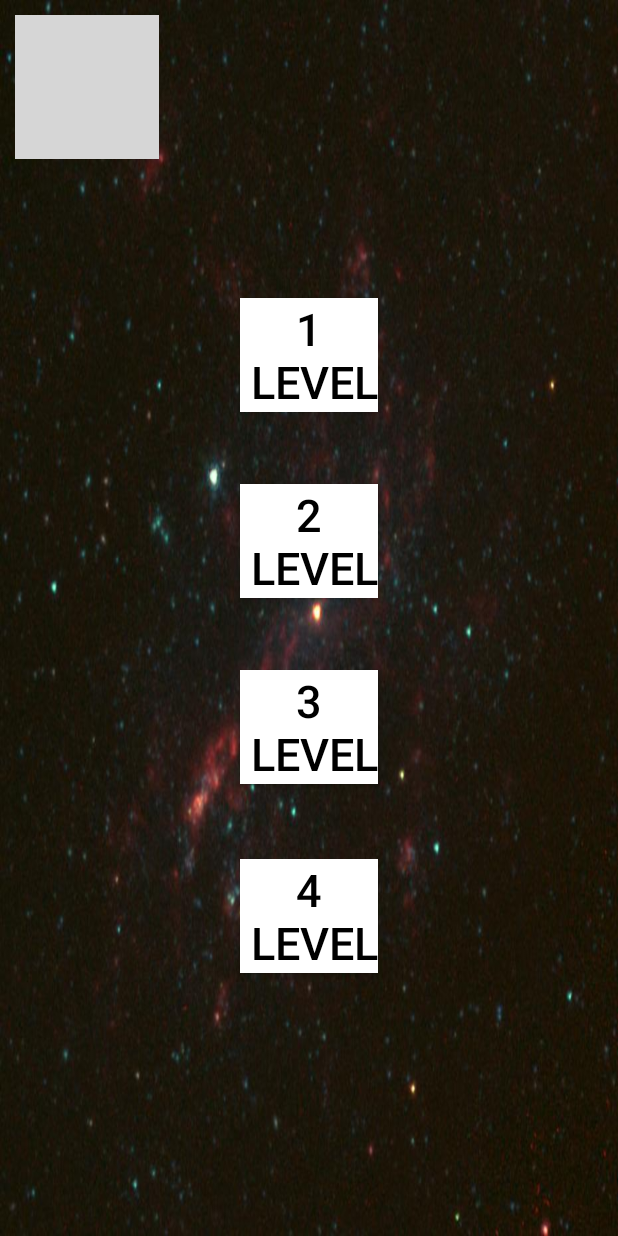
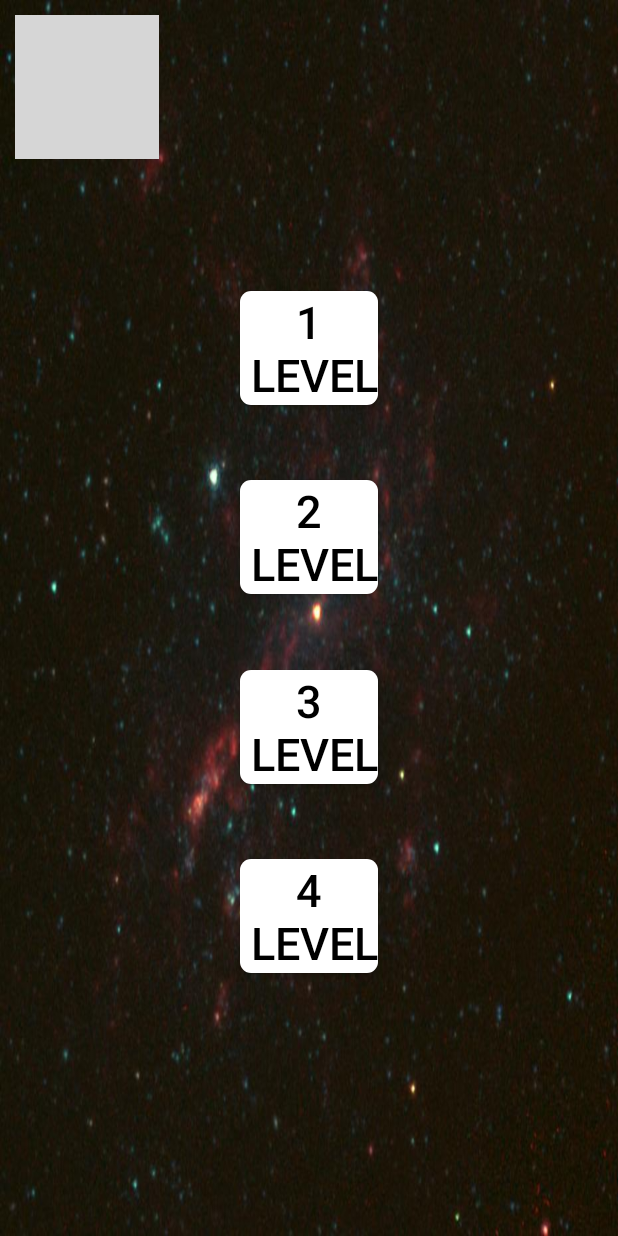
Before and after one commit to v999o/rocket-demo, an Android app: the CampaignActivity screen opened directly, with no data from a screen before it, on a phone screen of 412 x 824 dp. Run offline under Robolectric (Android 15) with nearby library versions, the phone set to English and light mode, and no system bars; grey boxes are pictures that could not be loaded.

Commit message:
bitmaps reworked, buttons corners reworked

```diff
--- /dev/null
+++ b/app/src/main/java/com/example/rocketdemo/BitmapsAnimation.java
@@ -0,0 +1,22 @@
+package com.example.rocketdemo;
+
+import android.content.Context;
+import android.graphics.Bitmap;
+import android.graphics.BitmapFactory;
+
+public class BitmapsAnimation {
+
+    private final Bitmap[] bitmaps;
+
+    protected BitmapsAnimation(Context context, int w, int h, int... r) {
+        bitmaps = new Bitmap[r.length];
+        for (int i=0; i < r.length; i++) {
+            bitmaps[i] = Bitmap.createScaledBitmap(BitmapFactory.decodeResource(context.getResources(), r[i]), w, h, false);
+        }
+    }
+
+    public Bitmap get(int life) {
+        int idx = bitmaps.length - ((life / 5) % bitmaps.length+1);
+        return bitmaps[idx];
+    }
+}
--- a/app/src/main/java/com/example/rocketdemo/Bitmaps_boom.java
+++ b/app/src/main/java/com/example/rocketdemo/Bitmaps_boom.java
@@ -1,24 +1,11 @@
 package com.example.rocketdemo;
 
 import android.content.Context;
-import android.graphics.Bitmap;
-import android.graphics.BitmapFactory;
 
-public class Bitmaps_boom {
-    private final Bitmap[] bitmaps;
+public class Bitmaps_boom extends BitmapsAnimation {
 
-    public Bitmaps_boom(Context context){
-        bitmaps = new Bitmap[5];
-        bitmaps[0] = Bitmap.createScaledBitmap(BitmapFactory.decodeResource(context.getResources(), R.drawable.boom1), 50, 50, false);
-        bitmaps[1] = Bitmap.createScaledBitmap(BitmapFactory.decodeResource(context.getResources(), R.drawable.boom2), 50, 50, false);
-        bitmaps[2] = Bitmap.createScaledBitmap(BitmapFactory.decodeResource(context.getResources(), R.drawable.boom3), 50, 50, false);
-        bitmaps[3] = Bitmap.createScaledBitmap(BitmapFactory.decodeResource(context.getResources(), R.drawable.boom4), 50, 50, false);
-        bitmaps[4] = Bitmap.createScaledBitmap(BitmapFactory.decodeResource(context.getResources(), R.drawable.boom5), 50, 50, false);
-    }
-
-    public Bitmap get(int life) {
-        int idx = (life / 5) % bitmaps.length;
-        return bitmaps[idx];
+    public Bitmaps_boom(Context context) {
+        super(context, 50, 50, R.drawable.boom5, R.drawable.boom4, R.drawable.boom3, R.drawable.boom2, R.drawable.boom1);
     }
 
 }
--- a/app/src/main/java/com/example/rocketdemo/Bitmaps_boom_bugBoss.java
+++ b/app/src/main/java/com/example/rocketdemo/Bitmaps_boom_bugBoss.java
@@ -1,29 +1,21 @@
 package com.example.rocketdemo;
 
 import android.content.Context;
-import android.graphics.Bitmap;
-import android.graphics.BitmapFactory;
 
-public class Bitmaps_boom_bugBoss {
-    private final Bitmap[] bitmaps;
+public class Bitmaps_boom_bugBoss extends BitmapsAnimation {
 
     public Bitmaps_boom_bugBoss(Context context){
-        bitmaps = new Bitmap[10];
-        bitmaps[0] = Bitmap.createScaledBitmap(BitmapFactory.decodeResource(context.getResources(), R.drawable.bug_boss_destroyed1), 500, 700, false);
-        bitmaps[1] = Bitmap.createScaledBitmap(BitmapFactory.decodeResource(context.getResources(), R.drawable.bug_boss_destroyed2), 500, 700, false);
-        bitmaps[2] = Bitmap.createScaledBitmap(BitmapFactory.decodeResource(context.getResources(), R.drawable.bug_boss_destroyed3), 500, 700, false);
-        bitmaps[3] = Bitmap.createScaledBitmap(BitmapFactory.decodeResource(context.getResources(), R.drawable.bug_boss_destroyed4), 500, 700, false);
-        bitmaps[4] = Bitmap.createScaledBitmap(BitmapFactory.decodeResource(context.getResources(), R.drawable.bug_boss_destroyed5), 500, 700, false);
-        bitmaps[5] = Bitmap.createScaledBitmap(BitmapFactory.decodeResource(context.getResources(), R.drawable.bug_boss_destroyed6), 500, 700, false);
-        bitmaps[6] = Bitmap.createScaledBitmap(BitmapFactory.decodeResource(context.getResources(), R.drawable.bug_boss_destroyed7), 500, 700, false);
-        bitmaps[7] = Bitmap.createScaledBitmap(BitmapFactory.decodeResource(context.getResources(), R.drawable.bug_boss_destroyed8), 500, 700, false);
-        bitmaps[8] = Bitmap.createScaledBitmap(BitmapFactory.decodeResource(context.getResources(), R.drawable.bug_boss_destroyed9), 500, 700, false);
-        bitmaps[9] = Bitmap.createScaledBitmap(BitmapFactory.decodeResource(context.getResources(), R.drawable.bug_boss_destroyed10), 500, 700, false);
-
-    }
-
-    public Bitmap get(int life) {
-        int idx = bitmaps.length - ((life / 5) % bitmaps.length+1);
-        return bitmaps[idx];
+        super(context, 500, 700,
+                R.drawable.bug_boss_destroyed1,
+                R.drawable.bug_boss_destroyed2,
+                R.drawable.bug_boss_destroyed3,
+                R.drawable.bug_boss_destroyed4,
+                R.drawable.bug_boss_destroyed5,
+                R.drawable.bug_boss_destroyed6,
+                R.drawable.bug_boss_destroyed7,
+                R.drawable.bug_boss_destroyed8,
+                R.drawable.bug_boss_destroyed9,
+                R.drawable.bug_boss_destroyed10
+        );
     }
 }
--- a/app/src/main/java/com/example/rocketdemo/Bitmaps_boom_meteorBoss.java
+++ b/app/src/main/java/com/example/rocketdemo/Bitmaps_boom_meteorBoss.java
@@ -1,26 +1,21 @@
 package com.example.rocketdemo;
 
 import android.content.Context;
-import android.graphics.Bitmap;
-import android.graphics.BitmapFactory;
 
-public class Bitmaps_boom_meteorBoss {
-    private final Bitmap[] bitmaps;
+public class Bitmaps_boom_meteorBoss extends BitmapsAnimation {
 
     public Bitmaps_boom_meteorBoss(Context context){
-        bitmaps = new Bitmap[8];
-        bitmaps[0] = Bitmap.createScaledBitmap(BitmapFactory.decodeResource(context.getResources(), R.drawable.bug_boss_destroyed1), 500, 700, false);
-        bitmaps[1] = Bitmap.createScaledBitmap(BitmapFactory.decodeResource(context.getResources(), R.drawable.bug_boss_destroyed2), 500, 700, false);
-        bitmaps[2] = Bitmap.createScaledBitmap(BitmapFactory.decodeResource(context.getResources(), R.drawable.bug_boss_destroyed3), 500, 700, false);
-        bitmaps[3] = Bitmap.createScaledBitmap(BitmapFactory.decodeResource(context.getResources(), R.drawable.bug_boss_destroyed4), 500, 700, false);
-        bitmaps[4] = Bitmap.createScaledBitmap(BitmapFactory.decodeResource(context.getResources(), R.drawable.bug_boss_destroyed5), 500, 700, false);
-        bitmaps[5] = Bitmap.createScaledBitmap(BitmapFactory.decodeResource(context.getResources(), R.drawable.bug_boss_destroyed6), 500, 700, false);
-        bitmaps[6] = Bitmap.createScaledBitmap(BitmapFactory.decodeResource(context.getResources(), R.drawable.bug_boss_destroyed7), 500, 700, false);
-        bitmaps[7] = Bitmap.createScaledBitmap(BitmapFactory.decodeResource(context.getResources(), R.drawable.bug_boss_destroyed8), 500, 700, false);
+        super(context, 152, 217,
+                R.drawable.meteor_boss_destroyed1,
+                R.drawable.meteor_boss_destroyed2,
+                R.drawable.meteor_boss_destroyed3,
+                R.drawable.meteor_boss_destroyed4,
+                R.drawable.meteor_boss_destroyed5,
+                R.drawable.meteor_boss_destroyed6,
+                R.drawable.meteor_boss_destroyed7,
+                R.drawable.meteor_boss_destroyed8
+        );
     }
 
-    public Bitmap get(int life) {
-        int idx = bitmaps.length - ((life / 5) % bitmaps.length+1);
-        return bitmaps[idx];
-    }
+
 }
--- a/app/src/main/java/com/example/rocketdemo/Bitmaps_boom_triangleBoss.java
+++ b/app/src/main/java/com/example/rocketdemo/Bitmaps_boom_triangleBoss.java
@@ -1,30 +1,21 @@
 package com.example.rocketdemo;
 
 import android.content.Context;
-import android.graphics.Bitmap;
-import android.graphics.BitmapFactory;
 
-public class Bitmaps_boom_triangleBoss {
-    private final Bitmap[] bitmaps;
+public class Bitmaps_boom_triangleBoss extends BitmapsAnimation{
 
     public Bitmaps_boom_triangleBoss(Context context){
-        bitmaps = new Bitmap[10];
-        bitmaps[0] = Bitmap.createScaledBitmap(BitmapFactory.decodeResource(context.getResources(), R.drawable.triangle_boss_destroyed1), 200, 300, false);
-        bitmaps[1] = Bitmap.createScaledBitmap(BitmapFactory.decodeResource(context.getResources(), R.drawable.triangle_boss_destroyed2), 200, 300, false);
-        bitmaps[2] = Bitmap.createScaledBitmap(BitmapFactory.decodeResource(context.getResources(), R.drawable.triangle_boss_destroyed3), 200, 300, false);
-        bitmaps[3] = Bitmap.createScaledBitmap(BitmapFactory.decodeResource(context.getResources(), R.drawable.triangle_boss_destroyed4), 200, 300, false);
-        bitmaps[4] = Bitmap.createScaledBitmap(BitmapFactory.decodeResource(context.getResources(), R.drawable.triangle_boss_destroyed5), 200, 300, false);
-        bitmaps[5] = Bitmap.createScaledBitmap(BitmapFactory.decodeResource(context.getResources(), R.drawable.triangle_boss_destroyed6), 200, 300, false);
-        bitmaps[6] = Bitmap.createScaledBitmap(BitmapFactory.decodeResource(context.getResources(), R.drawable.triangle_boss_destroyed7), 200, 300, false);
-        bitmaps[7] = Bitmap.createScaledBitmap(BitmapFactory.decodeResource(context.getResources(), R.drawable.triangle_boss_destroyed8), 200, 300, false);
-        bitmaps[8] = Bitmap.createScaledBitmap(BitmapFactory.decodeResource(context.getResources(), R.drawable.triangle_boss_destroyed9), 200, 300, false);
-        bitmaps[9] = Bitmap.createScaledBitmap(BitmapFactory.decodeResource(context.getResources(), R.drawable.triangle_boss_destroyed10), 200, 300, false);
-
+        super(context, 200, 300,
+                R.drawable.triangle_boss_destroyed1,
+                R.drawable.triangle_boss_destroyed2,
+                R.drawable.triangle_boss_destroyed3,
+                R.drawable.triangle_boss_destroyed4,
+                R.drawable.triangle_boss_destroyed5,
+                R.drawable.triangle_boss_destroyed6,
+                R.drawable.triangle_boss_destroyed7,
+                R.drawable.triangle_boss_destroyed8,
+                R.drawable.triangle_boss_destroyed9,
+                R.drawable.triangle_boss_destroyed10
+        );
     }
-
-    public Bitmap get(int life) {
-        int idx = bitmaps.length - ((life / 5) % bitmaps.length+1);
-        return bitmaps[idx];
-    }
-
 }
--- a/app/src/main/java/com/example/rocketdemo/Bitmaps_boom_ufoBoss.java
+++ b/app/src/main/java/com/example/rocketdemo/Bitmaps_boom_ufoBoss.java
@@ -1,30 +1,23 @@
 package com.example.rocketdemo;
 
 import android.content.Context;
-import android.graphics.Bitmap;
-import android.graphics.BitmapFactory;
 
-public class Bitmaps_boom_ufoBoss {
-    private final Bitmap[] bitmaps;
+public class Bitmaps_boom_ufoBoss extends BitmapsAnimation {
 
     public Bitmaps_boom_ufoBoss(Context context){
-        bitmaps = new Bitmap[11];
-        bitmaps[0] = Bitmap.createScaledBitmap(BitmapFactory.decodeResource(context.getResources(), R.drawable.ufo_boss_destroyed1), 700, 110, false);
-        bitmaps[1] = Bitmap.createScaledBitmap(BitmapFactory.decodeResource(context.getResources(), R.drawable.ufo_boss_destroyed2), 700, 110, false);
-        bitmaps[2] = Bitmap.createScaledBitmap(BitmapFactory.decodeResource(context.getResources(), R.drawable.ufo_boss_destroyed3), 700, 110, false);
-        bitmaps[3] = Bitmap.createScaledBitmap(BitmapFactory.decodeResource(context.getResources(), R.drawable.ufo_boss_destroyed4), 700, 110, false);
-        bitmaps[4] = Bitmap.createScaledBitmap(BitmapFactory.decodeResource(context.getResources(), R.drawable.ufo_boss_destroyed5), 700, 110, false);
-        bitmaps[5] = Bitmap.createScaledBitmap(BitmapFactory.decodeResource(context.getResources(), R.drawable.ufo_boss_destroyed6), 700, 110, false);
-        bitmaps[6] = Bitmap.createScaledBitmap(BitmapFactory.decodeResource(context.getResources(), R.drawable.ufo_boss_destroyed7), 700, 110, false);
-        bitmaps[7] = Bitmap.createScaledBitmap(BitmapFactory.decodeResource(context.getResources(), R.drawable.ufo_boss_destroyed8), 700, 110, false);
-        bitmaps[8] = Bitmap.createScaledBitmap(BitmapFactory.decodeResource(context.getResources(), R.drawable.ufo_boss_destroyed9), 700, 110, false);
-        bitmaps[9] = Bitmap.createScaledBitmap(BitmapFactory.decodeResource(context.getResources(), R.drawable.ufo_boss_destroyed10), 700, 110, false);
-        bitmaps[10] = Bitmap.createScaledBitmap(BitmapFactory.decodeResource(context.getResources(), R.drawable.ufo_boss_destroyed10), 700, 110, false);
+        super(context, 700, 110,
+                R.drawable.ufo_boss_destroyed1,
+                R.drawable.ufo_boss_destroyed2,
+                R.drawable.ufo_boss_destroyed3,
+                R.drawable.ufo_boss_destroyed4,
+                R.drawable.ufo_boss_destroyed5,
+                R.drawable.ufo_boss_destroyed6,
+                R.drawable.ufo_boss_destroyed7,
+                R.drawable.ufo_boss_destroyed8,
+                R.drawable.ufo_boss_destroyed9,
+                R.drawable.ufo_boss_destroyed10,
+                R.drawable.ufo_boss_destroyed11
+        );
 
     }
-
-    public Bitmap get(int life) {
-        int idx = bitmaps.length - ((life / 5) % bitmaps.length+1);
-        return bitmaps[idx];
-    }
 }
--- /dev/null
+++ b/app/src/main/res/drawable/buttons_style.xml
@@ -0,0 +1,6 @@
+<?xml version="1.0" encoding="utf-8"?>
+<shape xmlns:android="http://schemas.android.com/apk/res/android"
+    android:shape="rectangle" android:padding="10dp">
+    <solid android:color="#FFFFFF"/>
+    <corners android:radius="7dp"/>
+</shape>
--- a/app/src/main/res/layout/activity_campaign.xml
+++ b/app/src/main/res/layout/activity_campaign.xml
@@ -16,55 +16,59 @@
         android:layout_marginStart="10dp"
         android:background="@android:color/transparent"
         android:contentDescription="@string/img_btn_back" />
+
     <Button
         android:id="@+id/btn_lvl1"
         android:layout_width="wrap_content"
         android:layout_height="wrap_content"
-        android:layout_below="@+id/btn_lvl2"
+        android:layout_above="@+id/btn_lvl2"
         android:layout_centerHorizontal="true"
-        android:layout_marginTop="-200dp"
-        android:background="#FFFFFF"
+        android:layout_marginBottom="50dp"
+        android:background="@drawable/buttons_style"
         android:text="@string/level1"
         android:textColor="#000000"
         android:textSize="30sp" />
+
     <Button
         android:id="@+id/btn_lvl2"
         android:layout_width="wrap_content"
         android:layout_height="wrap_content"
+        android:layout_above="@+id/btn_lvl3"
+        android:layout_centerHorizontal="true"
+        android:layout_marginBottom="25dp"
+        android:background="@drawable/buttons_style"
         android:text="@string/level2"
-        android:textSize="30sp"
-        android:layout_centerHorizontal="true"
-        android:layout_below="@+id/btn_lvl3"
-        android:layout_marginTop="-200dp"
-        android:background="#FFFFFF"
-        android:textColor="#000000"/>
+        android:textColor="#000000"
+        android:textSize="30sp" />
     <TextView
         android:id="@+id/centerInParentBase"
         android:layout_width="wrap_content"
         android:layout_height="wrap_content"
         android:layout_centerInParent="true" />
+
     <Button
         android:id="@+id/btn_lvl3"
         android:layout_width="wrap_content"
         android:layout_height="wrap_content"
+        android:layout_below="@+id/centerInParentBase"
+        android:layout_centerHorizontal="true"
+        android:layout_marginTop="25dp"
+        android:background="@drawable/buttons_style"
         android:text="@string/level3"
-        android:textSize="30sp"
-        android:layout_centerHorizontal="true"
-        android:layout_below="@+id/centerInParentBase"
-        android:layout_marginTop="25dp"
-        android:background="#FFFFFF"
-        android:textColor="#000000"/>
+        android:textColor="#000000"
+        android:textSize="30sp" />
+
     <Button
         android:id="@+id/btn_lvl4"
         android:layout_width="wrap_content"
         android:layout_height="wrap_content"
+        android:layout_below="@+id/btn_lvl3"
+        android:layout_centerHorizontal="true"
+        android:layout_marginTop="50dp"
+        android:background="@drawable/buttons_style"
         android:text="@string/level4"
-        android:textSize="30sp"
-        android:layout_centerHorizontal="true"
-        android:layout_below="@+id/btn_lvl3"
-        android:layout_marginTop="50dp"
-        android:background="#FFFFFF"
-        android:textColor="#000000"/>
+        android:textColor="#000000"
+        android:textSize="30sp" />
     <TextView
         android:id="@+id/txt_score_campaign"
         android:layout_width="wrap_content"
--- a/app/src/main/res/layout/activity_main.xml
+++ b/app/src/main/res/layout/activity_main.xml
@@ -32,7 +32,7 @@
         android:text="@string/btn_normal_survival"
         android:padding="5dp"
         android:layout_centerInParent="true"
-        android:background="#FFFFFF"
+        android:background="@drawable/buttons_style"
         android:textColor="#000000"/>
     <Button
         android:id="@+id/btn_boss_survival"
@@ -44,7 +44,7 @@
         android:textAlignment="inherit"
         android:layout_below="@id/btn_normal_survival"
         android:layout_marginTop="50dp"
-        android:background="#FFFFFF"
+        android:background="@drawable/buttons_style"
         android:textColor="#000000"/>
     <Button
         android:id="@+id/btn_campaign"
@@ -55,7 +55,7 @@
         android:layout_centerHorizontal="true"
         android:layout_below="@+id/btn_boss_survival"
         android:layout_marginTop="50dp"
-        android:background="#FFFFFF"
+        android:background="@drawable/buttons_style"
         android:textColor="#000000"/>
     <TextView
         android:id="@+id/txt_loading"
@@ -63,7 +63,7 @@
         android:layout_width="wrap_content"
         android:layout_height="wrap_content"
         android:layout_alignParentBottom="true"
-        android:text="LOADING..."
+        android:text="@string/txt_loading"
         android:textSize="30sp"
         android:layout_centerHorizontal="true"
         android:layout_marginBottom="20dp"/>
--- a/app/src/main/res/values/strings.xml
+++ b/app/src/main/res/values/strings.xml
@@ -4,26 +4,27 @@
     <string name="level2">2\n level</string>
     <string name="level3">3\n level</string>
     <string name="level4">4\n level</string>
-    <string name="txt_score_campaign_default_text">0</string>
+    <string name="txt_score_campaign_default_text" translatable="false">0</string>
     <string name="txt_level_complete">LEVEL COMPLETE</string>
     <string name="txt_game_over_c">GAME OVER</string>
-    <string name="txt_game_over_score_c_default_text">0</string>
+    <string name="txt_game_over_score_c_default_text" translatable="false">0</string>
     <string name="txt_best_score_c_default_text">best: 0</string>
-    <string name="txt_score">0</string>
+    <string name="txt_score" translatable="false">0</string>
     <string name="txt_choose_gamemode">Choose gamemode</string>
     <string name="btn_normal_survival">normal survival</string>
     <string name="btn_boss_survival">boss survival</string>
     <string name="btn_campaign">campaign</string>
     <string name="txt_game_over">Game over</string>
-    <string name="txt_game_over_score_default_text">0</string>
+    <string name="txt_game_over_score_default_text" translatable="false">0</string>
     <string name="txt_best_score_default_text">best: 0</string>
     <string name="txt_touch_screen_to_continue">Touch screen to continue</string>
     <string name="img_btn_to_menu_content_description">menu vector icon</string>
     <string name="img_btn_restart_level">restart vector icon</string>
-    <string name="img_btn_next_level">next level vector icon</string>
-    <string name="text_score"> %1$d</string>
+    <string name="img_btn_next_level" translatable="false">next level vector icon</string>
+    <string name="text_score" translatable="false"> %1$d</string>
     <string name="bestcore">best: %1$d</string>
     <string name="img_btn_back">back icon</string>
     <string name="img_btn_pause">pause image</string>
     <string name="img_btn_resume_image">resume image</string>
+    <string name="txt_loading">LOADING…</string>
 </resources>
```
Also changed, not shown: 1 other file.
